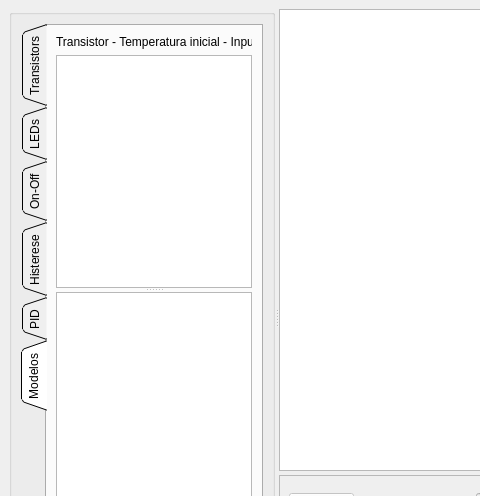
This is SERT_GUI_CONDIG.ui in deep-in-the-pc/CONDIG as Qt 5 draws it before an edit; both pictures show x 0 to 480 and y 0 to 496 of the 800 by 634 pixel window. The edited form follows.
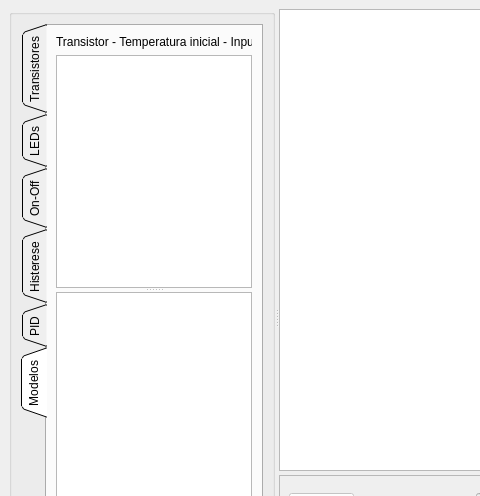
This is the edited form. Icons and pictures are not drawn. Custom widgets are drawn as their Qt base class.

```diff
--- a/SERT_GUI_CONDIG.ui
+++ b/SERT_GUI_CONDIG.ui
@@ -96,7 +96,7 @@
            </property>
            <widget class="QWidget" name="Transistors">
             <attribute name="title">
-             <string>Transistors</string>
+             <string>Transistores</string>
             </attribute>
             <layout class="QVBoxLayout" name="verticalLayout">
              <item>
```
Left out of the diff: 8 changed lines with no effect on the pictures.
